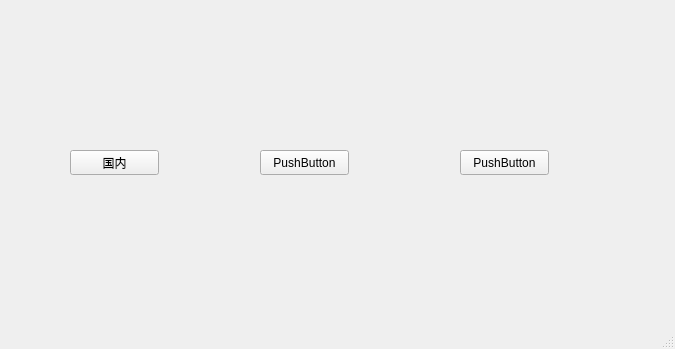
First picture: the form in PostFee/mainwindow.ui, repository Hunterteaegg/PostFee, before the edit.
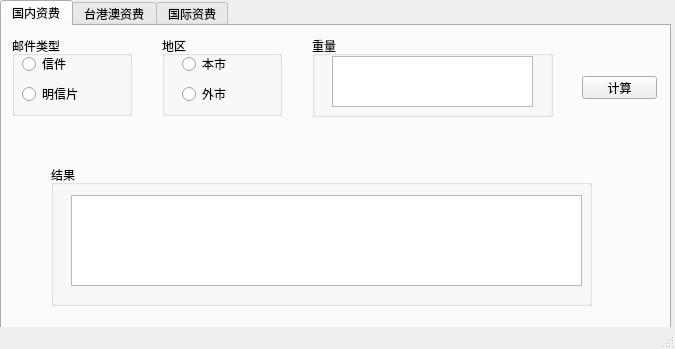
Second picture: the form after the edit.

```diff
--- a/PostFee/mainwindow.ui
+++ b/PostFee/mainwindow.ui
@@ -14,44 +14,170 @@
    <string>PostFee Calculor</string>
   </property>
   <widget class="QWidget" name="centralWidget">
-   <widget class="QPushButton" name="pushButton">
+   <widget class="QTabWidget" name="tabWidget">
     <property name="geometry">
      <rect>
-      <x>70</x>
-      <y>150</y>
-      <width>89</width>
-      <height>25</height>
+      <x>0</x>
+      <y>0</y>
+      <width>671</width>
+      <height>351</height>
      </rect>
     </property>
-    <property name="text">
-     <string>国内</string>
+    <property name="currentIndex">
+     <number>0</number>
     </property>
-   </widget>
-   <widget class="QPushButton" name="pushButton_2">
-    <property name="geometry">
-     <rect>
-      <x>260</x>
-      <y>150</y>
-      <width>89</width>
-      <height>25</height>
-     </rect>
-    </property>
-    <property name="text">
-     <string>PushButton</string>
-    </property>
-   </widget>
-   <widget class="QPushButton" name="pushButton_3">
-    <property name="geometry">
-     <rect>
-      <x>460</x>
-      <y>150</y>
-      <width>89</width>
-      <height>25</height>
-     </rect>
-    </property>
-    <property name="text">
-     <string>PushButton</string>
-    </property>
+    <widget class="QWidget" name="tab_domesitc">
+     <attribute name="title">
+      <string>国内资费</string>
+     </attribute>
+     <widget class="QGroupBox" name="groupBox">
+      <property name="geometry">
+       <rect>
+        <x>10</x>
+        <y>10</y>
+        <width>120</width>
+        <height>80</height>
+       </rect>
+      </property>
+      <property name="title">
+       <string>邮件类型</string>
+      </property>
+      <widget class="QRadioButton" name="button_mail">
+       <property name="geometry">
+        <rect>
+         <x>10</x>
+         <y>20</y>
+         <width>89</width>
+         <height>16</height>
+        </rect>
+       </property>
+       <property name="text">
+        <string>信件</string>
+       </property>
+      </widget>
+      <widget class="QRadioButton" name="button_postcard">
+       <property name="geometry">
+        <rect>
+         <x>10</x>
+         <y>50</y>
+         <width>89</width>
+         <height>16</height>
+        </rect>
+       </property>
+       <property name="text">
+        <string>明信片</string>
+       </property>
+      </widget>
+     </widget>
+     <widget class="QGroupBox" name="groupBox_2">
+      <property name="geometry">
+       <rect>
+        <x>310</x>
+        <y>10</y>
+        <width>241</width>
+        <height>81</height>
+       </rect>
+      </property>
+      <property name="title">
+       <string>重量</string>
+      </property>
+      <widget class="QTextEdit" name="textbox_weight">
+       <property name="geometry">
+        <rect>
+         <x>20</x>
+         <y>20</y>
+         <width>201</width>
+         <height>51</height>
+        </rect>
+       </property>
+      </widget>
+     </widget>
+     <widget class="QPushButton" name="button_cal">
+      <property name="geometry">
+       <rect>
+        <x>580</x>
+        <y>50</y>
+        <width>75</width>
+        <height>23</height>
+       </rect>
+      </property>
+      <property name="text">
+       <string>计算</string>
+      </property>
+     </widget>
+     <widget class="QGroupBox" name="groupBox_3">
+      <property name="geometry">
+       <rect>
+        <x>49</x>
+        <y>139</y>
+        <width>541</width>
+        <height>141</height>
+       </rect>
+      </property>
+      <property name="title">
+       <string>结果</string>
+      </property>
+      <widget class="QTextEdit" name="textbox_result">
+       <property name="geometry">
+        <rect>
+         <x>20</x>
+         <y>30</y>
+         <width>511</width>
+         <height>91</height>
+        </rect>
+       </property>
+      </widget>
+     </widget>
+     <widget class="QGroupBox" name="groupBox_4">
+      <property name="geometry">
+       <rect>
+        <x>160</x>
+        <y>10</y>
+        <width>120</width>
+        <height>80</height>
+       </rect>
+      </property>
+      <property name="title">
+       <string>地区</string>
+      </property>
+      <widget class="QRadioButton" name="botton_inside">
+       <property name="geometry">
+        <rect>
+         <x>20</x>
+         <y>20</y>
+         <width>89</width>
+         <height>16</height>
+        </rect>
+       </property>
+       <property name="text">
+        <string>本市</string>
+       </property>
+      </widget>
+      <widget class="QRadioButton" name="botton_outside">
+       <property name="geometry">
+        <rect>
+         <x>20</x>
+         <y>50</y>
+         <width>89</width>
+         <height>16</height>
+        </rect>
+       </property>
+       <property name="text">
+        <string>外市</string>
+       </property>
+      </widget>
+     </widget>
+    </widget>
+    <widget class="QWidget" name="tab_autonomous">
+     <attribute name="title">
+      <string>台港澳资费</string>
+     </attribute>
+    </widget>
+    <widget class="QWidget" name="tab_international">
+     <attribute name="title">
+      <string>国际资费</string>
+     </attribute>
+    </widget>
    </widget>
   </widget>
   <widget class="QStatusBar" name="statusBar"/>
```
